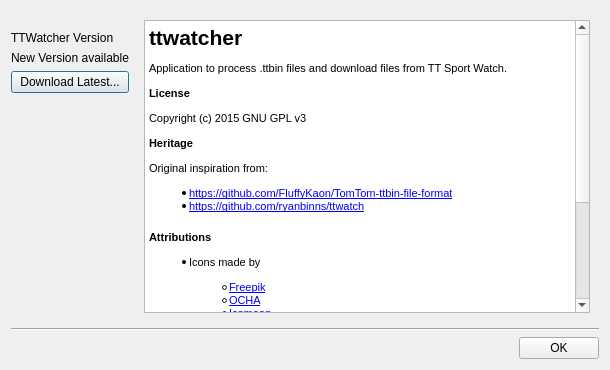
The window that src/aboutdialog.ui (altera2015/ttwatcher) describes before a commit, drawn with Qt 5.
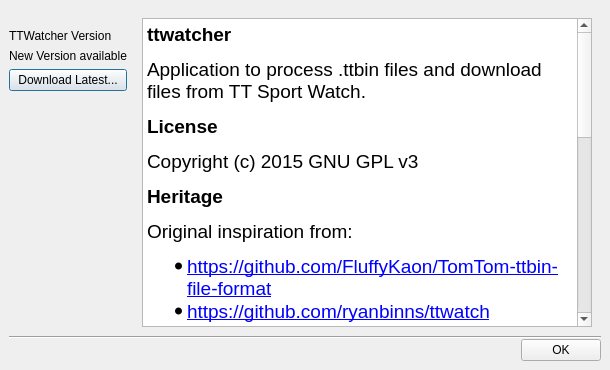
The same window after the commit. Icons and pictures are not drawn.

The edit to the form file:
```diff
--- a/src/aboutdialog.ui
+++ b/src/aboutdialog.ui
@@ -14,6 +14,21 @@
    <string>About TTWatcher</string>
   </property>
   <layout class="QVBoxLayout" name="verticalLayout_3">
+   <property name="spacing">
+    <number>0</number>
+   </property>
+   <property name="leftMargin">
+    <number>9</number>
+   </property>
+   <property name="topMargin">
+    <number>9</number>
+   </property>
+   <property name="rightMargin">
+    <number>9</number>
+   </property>
+   <property name="bottomMargin">
+    <number>9</number>
+   </property>
    <item>
     <widget class="QWidget" name="widget_2" native="true">
      <layout class="QHBoxLayout" name="horizontalLayout_2">
@@ -102,31 +117,36 @@
         <layout class="QVBoxLayout" name="verticalLayout_2">
          <item>
           <widget class="QTextBrowser" name="textBrowser">
+           <property name="font">
+            <font>
+             <pointsize>15</pointsize>
+            </font>
+           </property>
            <property name="html">
             <string>&lt;!DOCTYPE HTML PUBLIC &quot;-//W3C//DTD HTML 4.0//EN&quot; &quot;http://www.w3.org/TR/REC-html40/strict.dtd&quot;&gt;
 &lt;html&gt;&lt;head&gt;&lt;meta name=&quot;qrichtext&quot; content=&quot;1&quot; /&gt;&lt;style type=&quot;text/css&quot;&gt;
 p, li { white-space: pre-wrap; }
-&lt;/style&gt;&lt;/head&gt;&lt;body style=&quot; font-family:'MS Shell Dlg 2'; font-size:8.25pt; font-weight:400; font-style:normal;&quot;&gt;
-&lt;p style=&quot; margin-top:0px; margin-bottom:0px; margin-left:0px; margin-right:0px; -qt-block-indent:0; text-indent:0px;&quot;&gt;&lt;span style=&quot; font-size:16pt; font-weight:600;&quot;&gt;ttwatcher&lt;/span&gt;&lt;span style=&quot; font-size:16pt;&quot;&gt; &lt;/span&gt;&lt;/p&gt;
-&lt;p style=&quot; margin-top:12px; margin-bottom:12px; margin-left:0px; margin-right:0px; -qt-block-indent:0; text-indent:0px;&quot;&gt;&lt;span style=&quot; font-size:8pt;&quot;&gt;Application to process .ttbin files and download files from TT Sport Watch. &lt;/span&gt;&lt;/p&gt;
-&lt;p style=&quot; margin-top:12px; margin-bottom:12px; margin-left:0px; margin-right:0px; -qt-block-indent:0; text-indent:0px;&quot;&gt;&lt;span style=&quot; font-size:8pt; font-weight:600;&quot;&gt;License&lt;/span&gt;&lt;/p&gt;
-&lt;p style=&quot; margin-top:12px; margin-bottom:12px; margin-left:0px; margin-right:0px; -qt-block-indent:0; text-indent:0px;&quot;&gt;&lt;span style=&quot; font-size:8pt;&quot;&gt;Copyright (c) 2015 GNU GPL v3&lt;/span&gt;&lt;/p&gt;
-&lt;p style=&quot; margin-top:12px; margin-bottom:12px; margin-left:0px; margin-right:0px; -qt-block-indent:0; text-indent:0px;&quot;&gt;&lt;span style=&quot; font-size:8pt; font-weight:600;&quot;&gt;Heritage&lt;/span&gt;&lt;span style=&quot; font-size:8pt;&quot;&gt; &lt;/span&gt;&lt;/p&gt;
-&lt;p style=&quot; margin-top:12px; margin-bottom:12px; margin-left:0px; margin-right:0px; -qt-block-indent:0; text-indent:0px;&quot;&gt;&lt;span style=&quot; font-size:8pt;&quot;&gt;Original inspiration from: &lt;/span&gt;&lt;/p&gt;
-&lt;ul style=&quot;margin-top: 0px; margin-bottom: 0px; margin-left: 0px; margin-right: 0px; -qt-list-indent: 1;&quot;&gt;&lt;li style=&quot; font-size:8pt;&quot; style=&quot; margin-top:12px; margin-bottom:0px; margin-left:0px; margin-right:0px; -qt-block-indent:0; text-indent:0px;&quot;&gt;&lt;a href=&quot;https://github.com/FluffyKaon/TomTom-ttbin-file-format&quot;&gt;&lt;span style=&quot; text-decoration: underline; color:#0000ff;&quot;&gt;https://github.com/FluffyKaon/TomTom-ttbin-file-format&lt;/span&gt;&lt;/a&gt;&lt;/li&gt;
-&lt;li style=&quot; font-size:8pt;&quot; style=&quot; margin-top:0px; margin-bottom:12px; margin-left:0px; margin-right:0px; -qt-block-indent:0; text-indent:0px;&quot;&gt;&lt;a href=&quot;https://github.com/ryanbinns/ttwatch&quot;&gt;&lt;span style=&quot; text-decoration: underline; color:#0000ff;&quot;&gt;https://github.com/ryanbinns/ttwatch&lt;/span&gt;&lt;/a&gt; &lt;/li&gt;&lt;/ul&gt;
-&lt;p style=&quot; margin-top:18px; margin-bottom:12px; margin-left:0px; margin-right:0px; -qt-block-indent:0; text-indent:0px;&quot;&gt;&lt;a name=&quot;user-content-attributions&quot;&gt;&lt;/a&gt;&lt;span style=&quot; font-size:8pt; font-weight:600;&quot;&gt;A&lt;/span&gt;&lt;span style=&quot; font-size:8pt; font-weight:600;&quot;&gt;ttributions&lt;/span&gt;&lt;span style=&quot; font-size:8pt;&quot;&gt; &lt;/span&gt;&lt;/p&gt;
-&lt;ul style=&quot;margin-top: 0px; margin-bottom: 0px; margin-left: 0px; margin-right: 0px; -qt-list-indent: 1;&quot;&gt;&lt;li style=&quot; font-size:8pt;&quot; style=&quot; margin-top:12px; margin-bottom:12px; margin-left:0px; margin-right:0px; -qt-block-indent:0; text-indent:0px;&quot;&gt;Icons made by &lt;/li&gt;
-&lt;ul type=&quot;circle&quot; style=&quot;margin-top: 0px; margin-bottom: 0px; margin-left: 0px; margin-right: 0px; -qt-list-indent: 2;&quot;&gt;&lt;li style=&quot; font-size:8pt;&quot; style=&quot; margin-top:0px; margin-bottom:0px; margin-left:0px; margin-right:0px; -qt-block-indent:0; text-indent:0px;&quot;&gt;&lt;a href=&quot;http://www.flaticon.com/authors/freepik&quot;&gt;&lt;span style=&quot; text-decoration: underline; color:#0000ff;&quot;&gt;Freepik&lt;/span&gt;&lt;/a&gt;&lt;/li&gt;
-&lt;li style=&quot; font-size:8pt;&quot; style=&quot; margin-top:0px; margin-bottom:0px; margin-left:0px; margin-right:0px; -qt-block-indent:0; text-indent:0px;&quot;&gt;&lt;a href=&quot;http://www.flaticon.com/authors/ocha&quot;&gt;&lt;span style=&quot; text-decoration: underline; color:#0000ff;&quot;&gt;OCHA&lt;/span&gt;&lt;/a&gt;&lt;/li&gt;
-&lt;li style=&quot; font-size:8pt;&quot; style=&quot; margin-top:0px; margin-bottom:0px; margin-left:0px; margin-right:0px; -qt-block-indent:0; text-indent:0px;&quot;&gt;&lt;a href=&quot;http://www.flaticon.com/authors/icomoon&quot;&gt;&lt;span style=&quot; text-decoration: underline; color:#0000ff;&quot;&gt;Icomoon&lt;/span&gt;&lt;/a&gt;&lt;/li&gt;
-&lt;li style=&quot; font-size:8pt;&quot; style=&quot; margin-top:0px; margin-bottom:0px; margin-left:0px; margin-right:0px; -qt-block-indent:0; text-indent:0px;&quot;&gt;&lt;a href=&quot;http://www.flaticon.com/authors/elegant-themes&quot;&gt;&lt;span style=&quot; text-decoration: underline; color:#0000ff;&quot;&gt;Elegant Themes&lt;/span&gt;&lt;/a&gt;&lt;/li&gt;
-&lt;li style=&quot; font-size:8pt;&quot; style=&quot; margin-top:0px; margin-bottom:0px; margin-left:0px; margin-right:0px; -qt-block-indent:0; text-indent:0px;&quot;&gt;&lt;a href=&quot;http://www.flaticon.com/authors/yannick&quot;&gt;&lt;span style=&quot; text-decoration: underline; color:#0000ff;&quot;&gt;Yannick&lt;/span&gt;&lt;/a&gt;&lt;/li&gt;
-&lt;li style=&quot; font-size:8pt;&quot; style=&quot; margin-top:0px; margin-bottom:0px; margin-left:0px; margin-right:0px; -qt-block-indent:0; text-indent:0px;&quot;&gt;&lt;a href=&quot;http://www.flaticon.com/authors/amit-jakhu&quot;&gt;&lt;span style=&quot; text-decoration: underline; color:#0000ff;&quot;&gt;Amit Jakhu&lt;/span&gt;&lt;/a&gt; &lt;/li&gt;&lt;/ul&gt;
-&lt;p style=&quot; margin-top:12px; margin-bottom:12px; margin-left:0px; margin-right:0px; -qt-block-indent:1; text-indent:0px;&quot;&gt;&lt;span style=&quot; font-size:8pt;&quot;&gt;Icons were modified to add a touch of color, all are licensed under Creative Commons BY 3.0 CC BY 3.0&lt;/span&gt;&lt;/p&gt;
-&lt;li style=&quot; font-size:8pt;&quot; style=&quot; margin-top:12px; margin-bottom:12px; margin-left:0px; margin-right:0px; -qt-block-indent:0; text-indent:0px;&quot;&gt;QCustomPlot, an easy to use, modern plotting widget for Qt, Copyright (C) 2011, 2012, 2013, 2014 Emanuel Eichhammer &lt;a href=&quot;http://www.qcustomplot.com/&quot;&gt;&lt;span style=&quot; text-decoration: underline; color:#0000ff;&quot;&gt;http://www.qcustomplot.com/&lt;/span&gt;&lt;/a&gt;&lt;/li&gt;
-&lt;li style=&quot; font-size:8pt;&quot; style=&quot; margin-top:0px; margin-bottom:0px; margin-left:0px; margin-right:0px; -qt-block-indent:0; text-indent:0px;&quot;&gt;Built with Qt 5.4 LGPL &lt;a href=&quot;http://www.qt-project.org&quot;&gt;&lt;span style=&quot; text-decoration: underline; color:#0000ff;&quot;&gt;http://www.qt-project.org&lt;/span&gt;&lt;/a&gt; &lt;/li&gt;
-&lt;li style=&quot; font-size:8pt;&quot; style=&quot; margin-top:0px; margin-bottom:12px; margin-left:0px; margin-right:0px; -qt-block-indent:0; text-indent:0px;&quot;&gt;qhttpserver from &lt;a href=&quot;https://github.com/nikhilm/qhttpserver&quot;&gt;&lt;span style=&quot; text-decoration: underline; color:#0000ff;&quot;&gt;https://github.com/nikhilm/qhttpserver&lt;/span&gt;&lt;/a&gt; &lt;/li&gt;&lt;/ul&gt;&lt;/body&gt;&lt;/html&gt;</string>
+&lt;/style&gt;&lt;/head&gt;&lt;body style=&quot; font-family:'.Helvetica Neue DeskInterface'; font-size:15pt; font-weight:400; font-style:normal;&quot;&gt;
+&lt;p style=&quot; margin-top:0px; margin-bottom:0px; margin-left:0px; margin-right:0px; -qt-block-indent:0; text-indent:0px;&quot;&gt;&lt;span style=&quot; font-family:'MS Shell Dlg 2'; font-size:14pt; font-weight:600;&quot;&gt;ttwatcher&lt;/span&gt;&lt;span style=&quot; font-family:'MS Shell Dlg 2'; font-size:14pt;&quot;&gt; &lt;/span&gt;&lt;/p&gt;
+&lt;p style=&quot; margin-top:12px; margin-bottom:12px; margin-left:0px; margin-right:0px; -qt-block-indent:0; text-indent:0px;&quot;&gt;&lt;span style=&quot; font-family:'MS Shell Dlg 2'; font-size:14pt;&quot;&gt;Application to process .ttbin files and download files from TT Sport Watch. &lt;/span&gt;&lt;/p&gt;
+&lt;p style=&quot; margin-top:12px; margin-bottom:12px; margin-left:0px; margin-right:0px; -qt-block-indent:0; text-indent:0px;&quot;&gt;&lt;span style=&quot; font-family:'MS Shell Dlg 2'; font-size:14pt; font-weight:600;&quot;&gt;License&lt;/span&gt;&lt;/p&gt;
+&lt;p style=&quot; margin-top:12px; margin-bottom:12px; margin-left:0px; margin-right:0px; -qt-block-indent:0; text-indent:0px;&quot;&gt;&lt;span style=&quot; font-family:'MS Shell Dlg 2'; font-size:14pt;&quot;&gt;Copyright (c) 2015 GNU GPL v3&lt;/span&gt;&lt;/p&gt;
+&lt;p style=&quot; margin-top:12px; margin-bottom:12px; margin-left:0px; margin-right:0px; -qt-block-indent:0; text-indent:0px;&quot;&gt;&lt;span style=&quot; font-family:'MS Shell Dlg 2'; font-size:14pt; font-weight:600;&quot;&gt;Heritage&lt;/span&gt;&lt;span style=&quot; font-family:'MS Shell Dlg 2'; font-size:14pt;&quot;&gt; &lt;/span&gt;&lt;/p&gt;
+&lt;p style=&quot; margin-top:12px; margin-bottom:12px; margin-left:0px; margin-right:0px; -qt-block-indent:0; text-indent:0px;&quot;&gt;&lt;span style=&quot; font-family:'MS Shell Dlg 2'; font-size:14pt;&quot;&gt;Original inspiration from: &lt;/span&gt;&lt;/p&gt;
+&lt;ul style=&quot;margin-top: 0px; margin-bottom: 0px; margin-left: 0px; margin-right: 0px; -qt-list-indent: 1;&quot;&gt;&lt;li style=&quot; font-family:'MS Shell Dlg 2'; font-size:14pt;&quot; style=&quot; margin-top:12px; margin-bottom:0px; margin-left:0px; margin-right:0px; -qt-block-indent:0; text-indent:0px;&quot;&gt;&lt;a href=&quot;https://github.com/FluffyKaon/TomTom-ttbin-file-format&quot;&gt;&lt;span style=&quot; text-decoration: underline; color:#0000ff;&quot;&gt;https://github.com/FluffyKaon/TomTom-ttbin-file-format&lt;/span&gt;&lt;/a&gt;&lt;/li&gt;
+&lt;li style=&quot; font-family:'MS Shell Dlg 2'; font-size:14pt;&quot; style=&quot; margin-top:0px; margin-bottom:12px; margin-left:0px; margin-right:0px; -qt-block-indent:0; text-indent:0px;&quot;&gt;&lt;a href=&quot;https://github.com/ryanbinns/ttwatch&quot;&gt;&lt;span style=&quot; text-decoration: underline; color:#0000ff;&quot;&gt;https://github.com/ryanbinns/ttwatch&lt;/span&gt;&lt;/a&gt; &lt;/li&gt;&lt;/ul&gt;
+&lt;p style=&quot; margin-top:18px; margin-bottom:12px; margin-left:0px; margin-right:0px; -qt-block-indent:0; text-indent:0px;&quot;&gt;&lt;a name=&quot;user-content-attributions&quot;&gt;&lt;/a&gt;&lt;span style=&quot; font-family:'MS Shell Dlg 2'; font-size:14pt; font-weight:600;&quot;&gt;A&lt;/span&gt;&lt;span style=&quot; font-family:'MS Shell Dlg 2'; font-size:14pt; font-weight:600;&quot;&gt;ttributions&lt;/span&gt;&lt;span style=&quot; font-family:'MS Shell Dlg 2'; font-size:14pt;&quot;&gt; &lt;/span&gt;&lt;/p&gt;
+&lt;ul style=&quot;margin-top: 0px; margin-bottom: 0px; margin-left: 0px; margin-right: 0px; -qt-list-indent: 1;&quot;&gt;&lt;li style=&quot; font-family:'MS Shell Dlg 2'; font-size:14pt;&quot; style=&quot; margin-top:12px; margin-bottom:12px; margin-left:0px; margin-right:0px; -qt-block-indent:0; text-indent:0px;&quot;&gt;Icons made by &lt;/li&gt;
+&lt;ul type=&quot;circle&quot; style=&quot;margin-top: 0px; margin-bottom: 0px; margin-left: 0px; margin-right: 0px; -qt-list-indent: 2;&quot;&gt;&lt;li style=&quot; font-family:'MS Shell Dlg 2'; font-size:14pt;&quot; style=&quot; margin-top:0px; margin-bottom:0px; margin-left:0px; margin-right:0px; -qt-block-indent:0; text-indent:0px;&quot;&gt;&lt;a href=&quot;http://www.flaticon.com/authors/freepik&quot;&gt;&lt;span style=&quot; text-decoration: underline; color:#0000ff;&quot;&gt;Freepik&lt;/span&gt;&lt;/a&gt;&lt;/li&gt;
+&lt;li style=&quot; font-family:'MS Shell Dlg 2'; font-size:14pt;&quot; style=&quot; margin-top:0px; margin-bottom:0px; margin-left:0px; margin-right:0px; -qt-block-indent:0; text-indent:0px;&quot;&gt;&lt;a href=&quot;http://www.flaticon.com/authors/ocha&quot;&gt;&lt;span style=&quot; text-decoration: underline; color:#0000ff;&quot;&gt;OCHA&lt;/span&gt;&lt;/a&gt;&lt;/li&gt;
+&lt;li style=&quot; font-family:'MS Shell Dlg 2'; font-size:14pt;&quot; style=&quot; margin-top:0px; margin-bottom:0px; margin-left:0px; margin-right:0px; -qt-block-indent:0; text-indent:0px;&quot;&gt;&lt;a href=&quot;http://www.flaticon.com/authors/icomoon&quot;&gt;&lt;span style=&quot; text-decoration: underline; color:#0000ff;&quot;&gt;Icomoon&lt;/span&gt;&lt;/a&gt;&lt;/li&gt;
+&lt;li style=&quot; font-family:'MS Shell Dlg 2'; font-size:14pt;&quot; style=&quot; margin-top:0px; margin-bottom:0px; margin-left:0px; margin-right:0px; -qt-block-indent:0; text-indent:0px;&quot;&gt;&lt;a href=&quot;http://www.flaticon.com/authors/elegant-themes&quot;&gt;&lt;span style=&quot; text-decoration: underline; color:#0000ff;&quot;&gt;Elegant Themes&lt;/span&gt;&lt;/a&gt;&lt;/li&gt;
+&lt;li style=&quot; font-family:'MS Shell Dlg 2'; font-size:14pt;&quot; style=&quot; margin-top:0px; margin-bottom:0px; margin-left:0px; margin-right:0px; -qt-block-indent:0; text-indent:0px;&quot;&gt;&lt;a href=&quot;http://www.flaticon.com/authors/yannick&quot;&gt;&lt;span style=&quot; text-decoration: underline; color:#0000ff;&quot;&gt;Yannick&lt;/span&gt;&lt;/a&gt;&lt;/li&gt;
+&lt;li style=&quot; font-family:'MS Shell Dlg 2'; font-size:14pt;&quot; style=&quot; margin-top:0px; margin-bottom:0px; margin-left:0px; margin-right:0px; -qt-block-indent:0; text-indent:0px;&quot;&gt;&lt;a href=&quot;http://www.flaticon.com/authors/amit-jakhu&quot;&gt;&lt;span style=&quot; text-decoration: underline; color:#0000ff;&quot;&gt;Amit Jakhu&lt;/span&gt;&lt;/a&gt; &lt;/li&gt;&lt;/ul&gt;
+&lt;p style=&quot; margin-top:12px; margin-bottom:12px; margin-left:0px; margin-right:0px; -qt-block-indent:1; text-indent:0px;&quot;&gt;&lt;span style=&quot; font-family:'MS Shell Dlg 2'; font-size:14pt;&quot;&gt;Icons were modified to add a touch of color, all are licensed under Creative Commons BY 3.0 CC BY 3.0&lt;/span&gt;&lt;/p&gt;
+&lt;li style=&quot; font-family:'MS Shell Dlg 2'; font-size:14pt;&quot; style=&quot; margin-top:12px; margin-bottom:12px; margin-left:0px; margin-right:0px; -qt-block-indent:0; text-indent:0px;&quot;&gt;QCustomPlot, an easy to use, modern plotting widget for Qt, Copyright (C) 2011, 2012, 2013, 2014 Emanuel Eichhammer &lt;a href=&quot;http://www.qcustomplot.com/&quot;&gt;&lt;span style=&quot; text-decoration: underline; color:#0000ff;&quot;&gt;http://www.qcustomplot.com/&lt;/span&gt;&lt;/a&gt;&lt;/li&gt;
+&lt;li style=&quot; font-family:'MS Shell Dlg 2'; font-size:14pt;&quot; style=&quot; margin-top:0px; margin-bottom:0px; margin-left:0px; margin-right:0px; -qt-block-indent:0; text-indent:0px;&quot;&gt;Built with Qt 5.4 LGPL &lt;a href=&quot;http://www.qt-project.org&quot;&gt;&lt;span style=&quot; text-decoration: underline; color:#0000ff;&quot;&gt;http://www.qt-project.org&lt;/span&gt;&lt;/a&gt; &lt;/li&gt;
+&lt;li style=&quot; font-family:'MS Shell Dlg 2'; font-size:14pt;&quot; style=&quot; margin-top:0px; margin-bottom:12px; margin-left:0px; margin-right:0px; -qt-block-indent:0; text-indent:0px;&quot;&gt;qhttpserver from &lt;a href=&quot;https://github.com/nikhilm/qhttpserver&quot;&gt;&lt;span style=&quot; text-decoration: underline; color:#0000ff;&quot;&gt;https://github.com/nikhilm/qhttpserver&lt;/span&gt;&lt;/a&gt; &lt;/li&gt;&lt;/ul&gt;&lt;/body&gt;&lt;/html&gt;</string>
            </property>
            <property name="openExternalLinks">
             <bool>true</bool>
```
